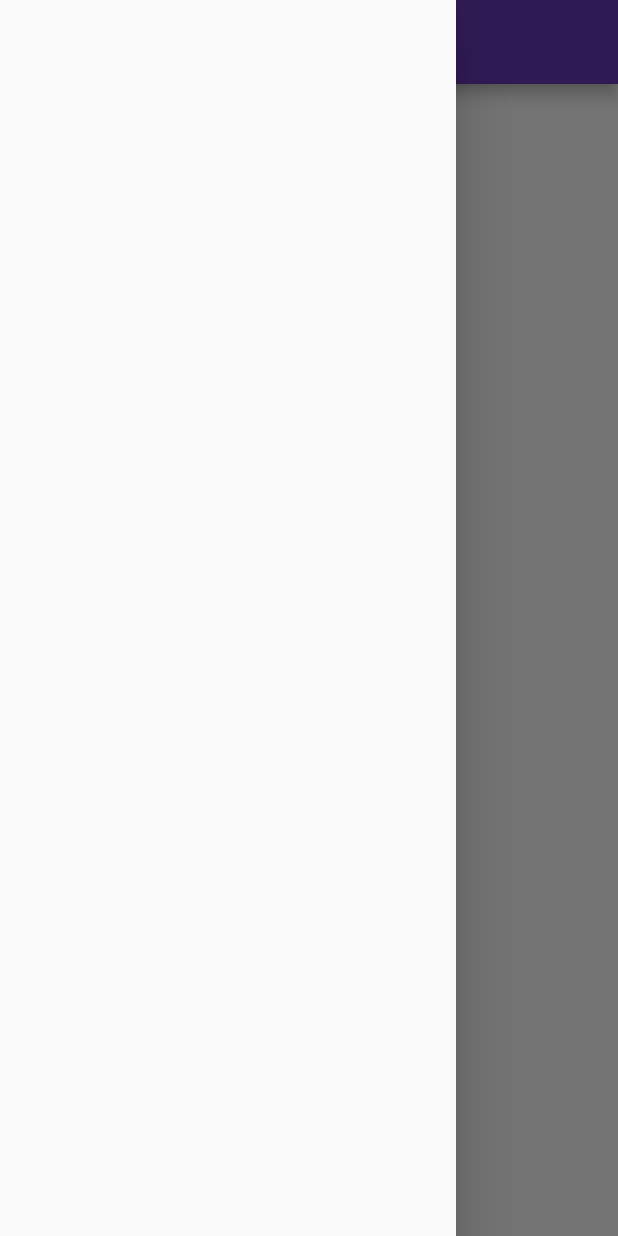
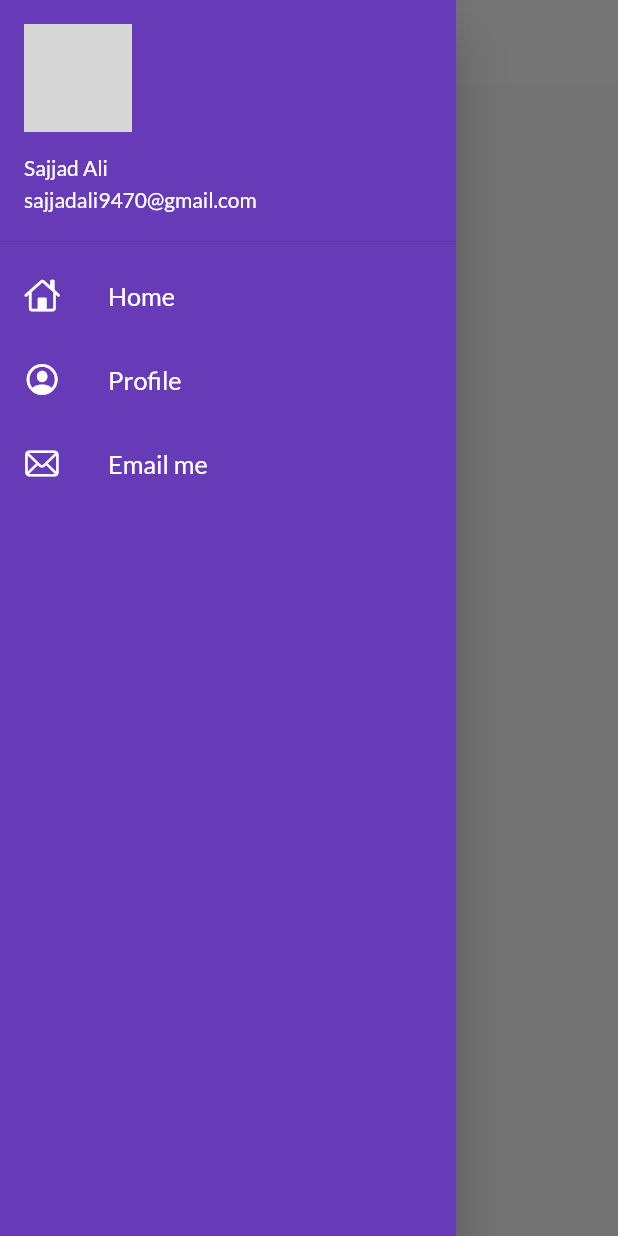
Before and after one commit to SajjadAli9470/letfirst, a Flutter app: the HomePage screen opened by its route, with the side drawer open, on a phone screen of 412 x 824 dp. Run offline on Flutter 3.47's test engine with Material 2 defaults, Android fonts, the phone set to English and light mode, and no system bars; our stand-ins replace google_fonts; network calls fail; grey boxes are pictures that could not be loaded.

Commit message:
ThemeExtracted

```diff
--- a/firstproject/lib/main.dart
+++ b/firstproject/lib/main.dart
@@ -2,6 +2,7 @@
 
 import 'package:firstproject/pages/login_page.dart';
 import 'package:firstproject/utils/routes.dart';
+import 'package:firstproject/widgets/themes.dart';
 import 'package:flutter/material.dart';
 import 'package:google_fonts/google_fonts.dart';
 // ignore: unused_import
@@ -25,11 +26,8 @@ class MyApp extends StatelessWidget {
   Widget build(BuildContext context) {
     return MaterialApp(
       // home: HomePage(),
-      theme: ThemeData(
-        primarySwatch: Colors.deepPurple,
-        fontFamily: GoogleFonts.lato().fontFamily,
-        primaryTextTheme: GoogleFonts.latoTextTheme(),
-      ),
+      theme: MyTheme.lightTheme(context),
+      darkTheme: MyTheme.darkTheme(context),
       debugShowCheckedModeBanner: false,
       routes: {
         "/": (context) => LoginPage(),
--- a/firstproject/lib/pages/home_page.dart
+++ b/firstproject/lib/pages/home_page.dart
@@ -1,6 +1,7 @@
 // ignore_for_file: must_be_immutable, avoid_unnecessary_containers, use_key_in_widget_constructors
 
 import 'package:flutter/material.dart';
+import '../widgets/drawer.dart';
 
 class HomePage extends StatelessWidget {
   String name = "Sajjad Ali";
@@ -8,6 +9,7 @@ class HomePage extends StatelessWidget {
   Widget build(BuildContext context) {
     return Scaffold(
       appBar: AppBar(
+
         title: Text("Sajjad Ali"),
       ),
       body: Center(
@@ -15,7 +17,7 @@ class HomePage extends StatelessWidget {
           child: Text("Welcome $name"),
         ),
       ),
-      drawer: Drawer(),
+      drawer: MyDrawer(),
     );
   }
 }
--- /dev/null
+++ b/firstproject/lib/widgets/drawer.dart
@@ -0,0 +1,67 @@
+// ignore_for_file: use_key_in_widget_constructors, prefer_const_constructors
+
+import 'package:flutter/cupertino.dart';
+import 'package:flutter/material.dart';
+
+class MyDrawer extends StatelessWidget {
+  @override
+  Widget build(BuildContext context) {
+    final imageUrl =
+        "https://mpng.subpng.com/20180719/let/kisspng-computer-icons-clip-art-man-side-face-5b515793d25650.5221354215320574918616.jpg";
+    return Drawer(
+        child: Container(
+      color: Colors.deepPurple,
+      child: ListView(
+        children: [
+          DrawerHeader(
+            padding: EdgeInsets.zero,
+            child: UserAccountsDrawerHeader(
+              margin: EdgeInsets.zero,
+              accountName:
+                  Text("Sajjad Ali", style: TextStyle(color: Colors.white)),
+              accountEmail: Text("sajjadali9470@gmail.com",
+                  style: TextStyle(color: Colors.white)),
+              currentAccountPicture: CircleAvatar(
+                backgroundImage: NetworkImage(imageUrl),
+              ),
+            ),
+          ),
+          // ignore: prefer_const_constructors
+          ListTile(
+            leading: Icon(
+              CupertinoIcons.home,
+              color: Colors.white,
+            ),
+            title: Text(
+              "Home",
+              textScaleFactor: 1.2,
+              style: TextStyle(color: Colors.white),
+            ),
+          ),
+          ListTile(
+            leading: Icon(
+              CupertinoIcons.profile_circled,
+              color: Colors.white,
+            ),
+            title: Text(
+              "Profile",
+              textScaleFactor: 1.2,
+              style: TextStyle(color: Colors.white),
+            ),
+          ),
+          ListTile(
+            leading: Icon(
+              CupertinoIcons.mail,
+              color: Colors.white,
+            ),
+            title: Text(
+              "Email me",
+              textScaleFactor: 1.2,
+              style: TextStyle(color: Colors.white),
+            ),
+          ),
+        ],
+      ),
+    ));
+  }
+}
--- /dev/null
+++ b/firstproject/lib/widgets/themes.dart
@@ -0,0 +1,19 @@
+import 'package:flutter/material.dart';
+import 'package:google_fonts/google_fonts.dart';
+
+class MyTheme {
+  static ThemeData lightTheme(BuildContext context) => ThemeData(
+      primarySwatch: Colors.deepPurple,
+      fontFamily: GoogleFonts.lato().fontFamily,
+      primaryTextTheme: GoogleFonts.latoTextTheme(),
+      appBarTheme: AppBarTheme(
+        backgroundColor: Colors.white,
+        elevation: 0.0,
+        iconTheme: IconThemeData(color: Colors.black),
+        toolbarTextStyle: Theme.of(context).textTheme.bodyText2,
+        titleTextStyle: Theme.of(context).textTheme.headline6,
+      ));
+    static ThemeData darkTheme(BuildContext context) => ThemeData(
+      brightness: Brightness.dark,
+      );
+}
```
